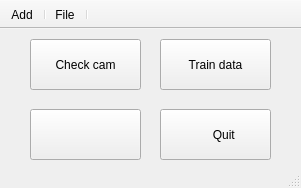
Qt form UI/main_window.ui (jithushaji/Multi_purpose_Human_surveillance_system) before a commit.
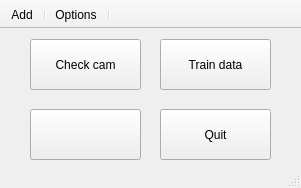
The same form after that commit. Icons and pictures are not drawn.

The edit to the form file:
```diff
--- a/UI/main_window.ui
+++ b/UI/main_window.ui
@@ -130,7 +130,7 @@
      <string>&lt;html&gt;&lt;head/&gt;&lt;body&gt;&lt;p&gt;check camera&lt;/p&gt;&lt;/body&gt;&lt;/html&gt;</string>
     </property>
     <property name="text">
-     <string>     Quit</string>
+     <string>Quit</string>
     </property>
     <property name="icon">
      <iconset resource="resources.qrc">
@@ -201,7 +201,7 @@
     </iconset>
    </property>
    <property name="text">
-    <string>File</string>
+    <string>Options</string>
    </property>
    <property name="toolTip">
     <string>Open File</string>
```
Left out of the diff: 2 changed lines with no effect on the pictures.
